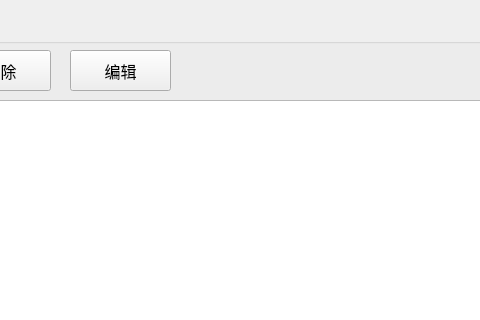
Before: the Qt Designer form mainwindow.ui in pengdahong1225/Pet_Manage, drawn with Qt 5; both pictures show x 340 to 820 and y 0 to 320 of the 1149 by 688 pixel window.
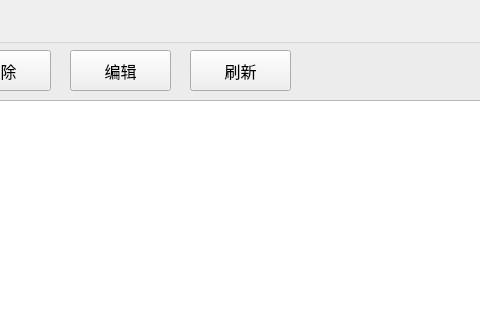
After: the same form once the commit is applied. The open tabs and pages were chosen to show the change.

What changed in the file:
```diff
--- a/mainwindow.ui
+++ b/mainwindow.ui
@@ -1710,6 +1710,27 @@
         <string>编辑</string>
        </property>
       </widget>
+      <widget class="QPushButton" name="pbn_falsh">
+       <property name="geometry">
+        <rect>
+         <x>370</x>
+         <y>30</y>
+         <width>101</width>
+         <height>41</height>
+        </rect>
+       </property>
+       <property name="font">
+        <font>
+         <pointsize>12</pointsize>
+        </font>
+       </property>
+       <property name="cursor">
+        <cursorShape>PointingHandCursor</cursorShape>
+       </property>
+       <property name="text">
+        <string>刷新</string>
+       </property>
+      </widget>
      </widget>
     </widget>
    </widget>
```
Left out of the diff: 2 changed lines with no effect on the pictures.
